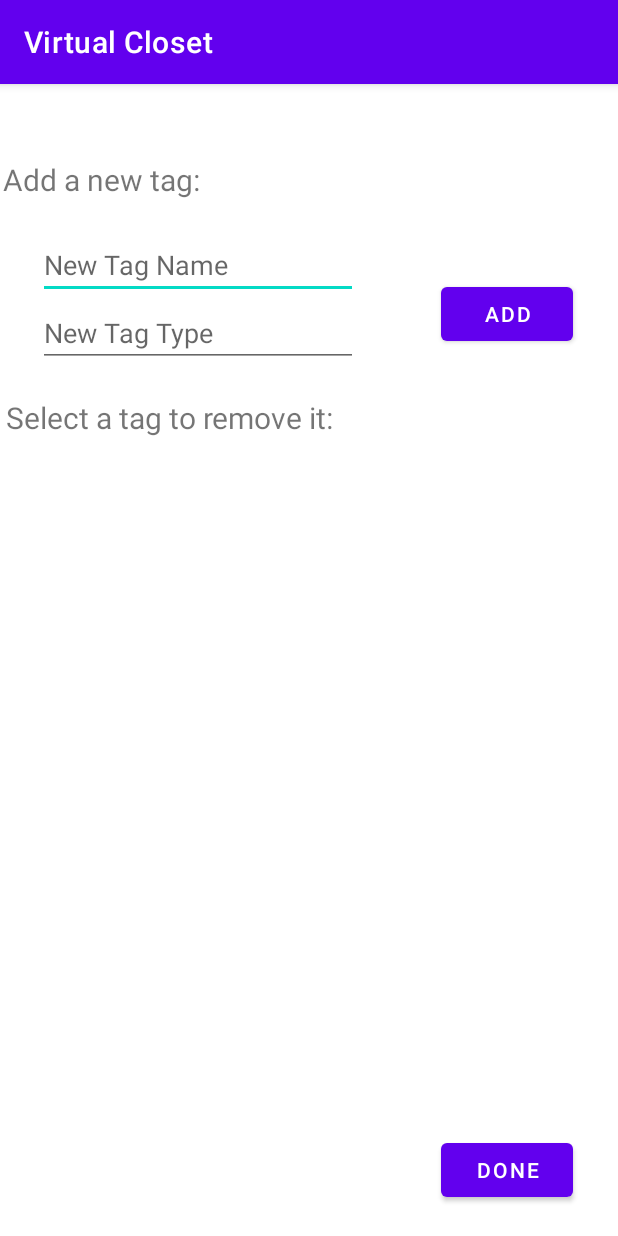
After one commit to alborzk/virtual-closet, an Android app: the TagsActivity screen opened directly, with no data from a screen before it, on a phone screen of 412 x 824 dp. The commit adds this screen. Run offline under Robolectric (Android 15) with nearby library versions, the phone set to English and light mode, and no system bars; 3 statements that could not run were skipped.

Commit message:
editing tags page

```diff
--- a/app/src/main/AndroidManifest.xml
+++ b/app/src/main/AndroidManifest.xml
@@ -9,6 +9,9 @@
         android:roundIcon="@mipmap/ic_launcher_round"
         android:supportsRtl="true"
         android:theme="@style/Theme.VirtualCloset">
+        <activity
+            android:name=".presentation.TagsActivity"
+            android:exported="false" />
         <activity
             android:name=".presentation.AddClothingActivity"
             android:exported="false" />
--- a/app/src/main/java/com/example/virtualcloset/presentation/ClosetActivity.java
+++ b/app/src/main/java/com/example/virtualcloset/presentation/ClosetActivity.java
@@ -35,7 +35,7 @@ public class ClosetActivity extends AppCompatActivity {
         DataManager dm = new DataManager(database);
 
         String[] clothesNames = dm.getNames();
-        String[] allTags = dm.getTags();
+        //String[] allTags = dm.getTags();
         int[] imgs = dm.getImgs();
 
         GridAdapter gridAdapter = new GridAdapter(ClosetActivity.this,clothesNames, imgs);
@@ -73,6 +73,7 @@ public class ClosetActivity extends AppCompatActivity {
                 Intent intent = new Intent(ClosetActivity.this, DetailActivity.class);
                 intent.putExtra("db", database);
                 intent.putExtra("index", position);
+                intent.putExtra("dm", dm);
 
                 startActivity(intent);
 
--- a/app/src/main/java/com/example/virtualcloset/presentation/DetailActivity.java
+++ b/app/src/main/java/com/example/virtualcloset/presentation/DetailActivity.java
@@ -1,22 +1,19 @@
 package com.example.virtualcloset.presentation;
-
-import androidx.annotation.NonNull;
-import androidx.appcompat.app.AppCompatActivity;
-import androidx.navigation.fragment.NavHostFragment;
 
 import android.content.Intent;
 import android.os.Bundle;
-import android.view.LayoutInflater;
 import android.view.View;
-import android.view.ViewGroup;
 import android.widget.ImageView;
 import android.widget.TextView;
 import android.widget.Toast;
+
+import androidx.appcompat.app.AppCompatActivity;
 
 import com.example.virtualcloset.ClothesItem;
 import com.example.virtualcloset.R;
 import com.example.virtualcloset.Tag;
 import com.example.virtualcloset.databinding.ActivityDetailBinding;
+import com.example.virtualcloset.logic.DataManager;
 import com.example.virtualcloset.storage.Database;
 
 import java.util.ArrayList;
@@ -42,14 +39,16 @@ public class DetailActivity extends AppCompatActivity {
         item = database.getClothesItems().get(index);
 
         bName = item.getName();
-        bTags = item.getTags();
         bImg = item.getImg();
+        //bTags = (ArrayList<Tag>) intent.getSerializableExtra("dm");
+        DataManager dm = (DataManager) intent.getSerializableExtra("dm");
+        String allTags = dm.getTags()[index];
 
         TextView nameDisplay = (TextView) binding.getRoot().findViewById(R.id.nameDisplay);
         nameDisplay.setText(bName);
 
         TextView tagDisplay = (TextView) binding.getRoot().findViewById(R.id.tagDisplay);
-        tagDisplay.setText(bName); //*****************
+        tagDisplay.setText(allTags);
 
         ImageView imgDisplay = (ImageView) binding.getRoot().findViewById(R.id.imgDisplay);
         imgDisplay.setImageResource(bImg);
@@ -89,12 +88,15 @@ public class DetailActivity extends AppCompatActivity {
             }
         });
 
-//        binding.editButton.setOnClickListener(new View.OnClickListener() {
-//            @Override
-//            public void onClick(View view) {
-//                Toast.makeText(DetailActivity.this,"Clothing editing available in a later iteration!",Toast.LENGTH_SHORT).show();
-//            }
-//        });
+        binding.editButton.setOnClickListener(new View.OnClickListener() {
+            @Override
+            public void onClick(View view) {
+                Intent intent = new Intent(getApplicationContext(), TagsActivity.class);
+                intent.putExtra("db", database);
+                intent.putExtra("index", index);
+                startActivity(intent);
+            }
+        });
     }
 
 }
--- /dev/null
+++ b/app/src/main/java/com/example/virtualcloset/presentation/TagsActivity.java
@@ -0,0 +1,66 @@
+package com.example.virtualcloset.presentation;
+
+import androidx.appcompat.app.AppCompatActivity;
+
+import android.content.Intent;
+import android.os.Bundle;
+import android.view.View;
+import android.widget.EditText;
+import android.widget.TextView;
+import android.widget.Toast;
+
+import com.example.virtualcloset.ClothesItem;
+import com.example.virtualcloset.R;
+import com.example.virtualcloset.Tag;
+import com.example.virtualcloset.databinding.ActivityTagsBinding;
+import com.example.virtualcloset.logic.GridAdapter;
+import com.example.virtualcloset.storage.Database;
+
+public class TagsActivity extends AppCompatActivity {
+    ActivityTagsBinding binding;
+    private ClothesItem item;
+    private String bName;
+
+    @Override
+    protected void onCreate(Bundle savedInstanceState) {
+        super.onCreate(savedInstanceState);
+        binding = ActivityTagsBinding.inflate(getLayoutInflater());
+        setContentView(binding.getRoot());
+
+        Intent intent = this.getIntent();
+        Database database = (Database) intent.getSerializableExtra("db");
+        int index = intent.getExtras().getInt("index");
+        item = database.getClothesItems().get(index);
+
+        //display the name of the item
+        bName = item.getName();
+        TextView nameDisplay = (TextView) binding.getRoot().findViewById(R.id.nameDisplay);
+        nameDisplay.setText(bName);
+
+        //setting up grid of tags
+
+        //add new tag
+        binding.addButton.setOnClickListener(new View.OnClickListener() {
+            @Override
+            public void onClick(View view) {
+                EditText nameInput = (EditText) binding.getRoot().findViewById(R.id.addTagName);
+                String name = nameInput.getText().toString();
+                EditText typeInput = (EditText) binding.getRoot().findViewById(R.id.addTagType);
+                String type = typeInput.getText().toString();
+
+                database.getClothesItems().get(index).addTag(new Tag(name, type));
+                Toast.makeText(TagsActivity.this, "Added \"" + name + "\" Tag", Toast.LENGTH_SHORT).show();
+            }
+        });
+
+        binding.doneButton.setOnClickListener(new View.OnClickListener() {
+            @Override
+            public void onClick(View view) {
+                Intent intent = new Intent(getApplicationContext(), DetailActivity.class);
+                intent.putExtra("db", database);
+                intent.putExtra("index", index);
+                startActivity(intent);
+            }
+        });
+    }
+}
--- a/app/src/main/res/layout/activity_detail.xml
+++ b/app/src/main/res/layout/activity_detail.xml
@@ -89,6 +89,18 @@
       app:layout_constraintLeft_toRightOf="@+id/guideline"
       app:layout_constraintRight_toRightOf="parent" />
 
+  <Button
+      android:id="@+id/editButton"
+      android:layout_width="wrap_content"
+      android:layout_height="wrap_content"
+      android:layout_marginBottom="20dp"
+      android:text="EDIT"
+      app:layout_constraintBottom_toBottomOf="parent"
+      app:layout_constraintEnd_toStartOf="@+id/guideline"
+      app:layout_constraintLeft_toRightOf="@+id/guideline"
+      app:layout_constraintRight_toRightOf="parent"
+      app:layout_constraintStart_toStartOf="parent" />
+
   <ToggleButton
       android:id="@+id/favourite"
       android:layout_width="50dp"
--- /dev/null
+++ b/app/src/main/res/layout/activity_tags.xml
@@ -0,0 +1,102 @@
+<?xml version="1.0" encoding="utf-8"?>
+<androidx.constraintlayout.widget.ConstraintLayout xmlns:android="http://schemas.android.com/apk/res/android"
+    xmlns:app="http://schemas.android.com/apk/res-auto"
+    xmlns:tools="http://schemas.android.com/tools"
+    android:layout_width="match_parent"
+    android:layout_height="match_parent"
+    tools:context=".presentation.TagsActivity">
+
+    <GridView
+        android:id="@+id/gridTagList"
+        android:layout_width="415dp"
+        android:layout_height="474dp"
+        app:layout_constraintEnd_toEndOf="parent"
+        app:layout_constraintStart_toStartOf="parent"
+        app:layout_constraintTop_toBottomOf="@+id/removeTitle"></GridView>
+
+    <TextView
+        android:id="@+id/nameDisplay"
+        android:layout_width="match_parent"
+        android:layout_height="50dp"
+        android:text="name"
+        android:textSize="36sp"
+        app:layout_constraintEnd_toEndOf="parent"
+        app:layout_constraintStart_toStartOf="parent"
+        app:layout_constraintTop_toTopOf="parent"/>
+
+    <TextView
+        android:id="@+id/addTitle"
+        android:layout_width="408dp"
+        android:layout_height="48dp"
+        android:text="Add a new tag:"
+        android:textSize="20dp"
+        app:layout_constraintBottom_toTopOf="@+id/addTagName"
+        app:layout_constraintEnd_toEndOf="parent"
+        app:layout_constraintStart_toStartOf="parent"
+        app:layout_constraintTop_toBottomOf="@+id/nameDisplay"/>
+
+    <TextView
+        android:id="@+id/removeTitle"
+        android:layout_width="408dp"
+        android:layout_height="46dp"
+        android:layout_marginTop="20dp"
+        android:textSize="20dp"
+        android:text="Select a tag to remove it:"
+        app:layout_constraintEnd_toEndOf="parent"
+        app:layout_constraintHorizontal_bias="1.0"
+        app:layout_constraintStart_toStartOf="parent"
+        app:layout_constraintTop_toBottomOf="@+id/addTagType" />
+
+    <Button
+        android:id="@+id/addButton"
+        android:layout_width="wrap_content"
+        android:layout_height="wrap_content"
+        android:text="ADD"
+        app:layout_constraintBottom_toTopOf="@id/removeTitle"
+        app:layout_constraintStart_toEndOf="@+id/guideline"
+        app:layout_constraintEnd_toEndOf="parent"
+        app:layout_constraintTop_toBottomOf="@+id/addTitle"/>
+
+    <EditText
+        android:id="@+id/addTagName"
+        android:layout_width="wrap_content"
+        android:layout_height="wrap_content"
+        android:ems="10"
+        android:inputType="textPersonName"
+        android:hint="New Tag Name"
+        app:layout_constraintEnd_toStartOf="@id/guideline"
+        app:layout_constraintStart_toStartOf="parent"
+        app:layout_constraintBottom_toTopOf="@id/addTagType"
+        app:layout_constraintTop_toBottomOf="@id/addTitle"/>
+
+    <EditText
+        android:id="@+id/addTagType"
+        android:layout_width="wrap_content"
+        android:layout_height="wrap_content"
+        android:ems="10"
+        android:inputType="textPersonName"
+        android:hint="New Tag Type"
+        app:layout_constraintEnd_toStartOf="@id/guideline"
+        app:layout_constraintStart_toStartOf="parent"
+        app:layout_constraintTop_toBottomOf="@+id/addTagName" />
+
+    <Button
+    android:id="@+id/doneButton"
+    android:layout_width="wrap_content"
+    android:layout_height="wrap_content"
+    android:layout_marginBottom="20dp"
+    android:text="DONE"
+    app:layout_constraintBottom_toBottomOf="parent"
+    app:layout_constraintLeft_toRightOf="@+id/guideline"
+    app:layout_constraintRight_toRightOf="parent" />
+
+    <androidx.constraintlayout.widget.Guideline
+        android:id="@+id/guideline"
+        android:layout_width="wrap_content"
+        android:layout_height="wrap_content"
+        android:orientation="vertical"
+        app:layout_constraintGuide_percent="0.64" />
+
+
+
+</androidx.constraintlayout.widget.ConstraintLayout>
```
